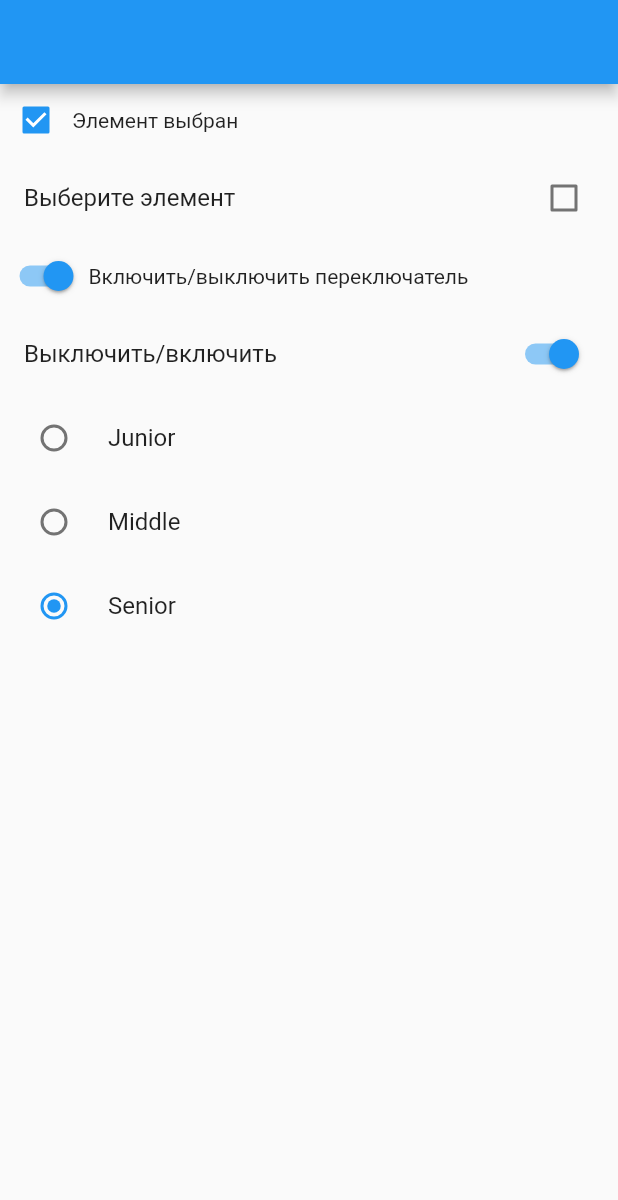
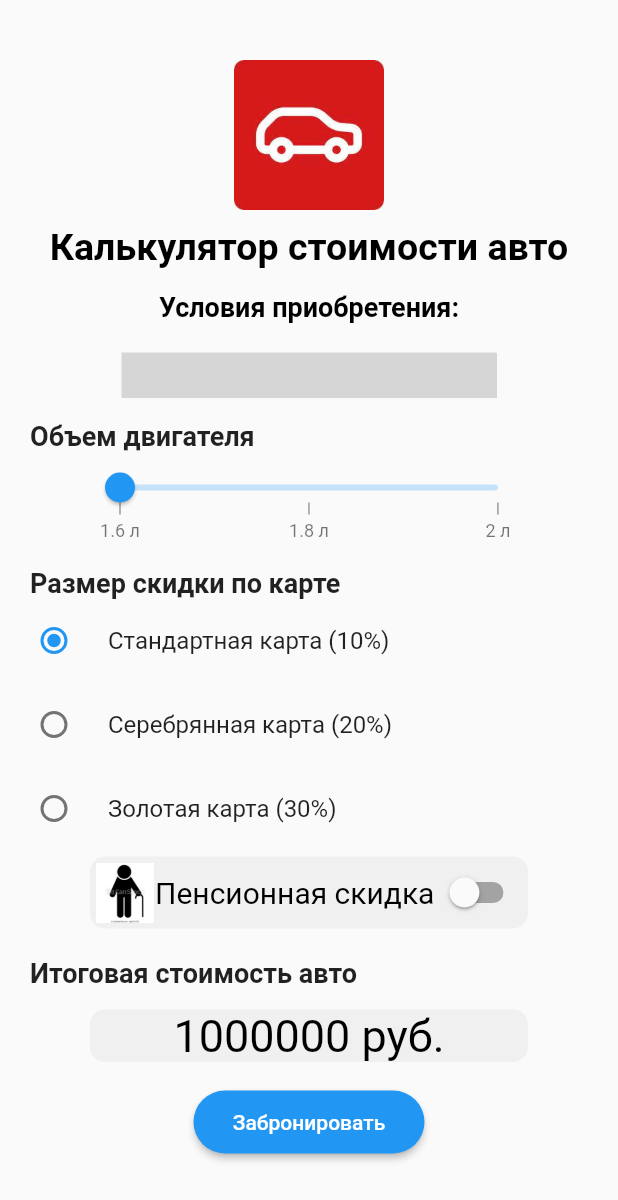
Before and after one commit to vbprudnikov/start_page_demo, a Flutter app: the screen it shows after launch, on a phone screen of 412 x 824 dp. Shown: the top 1200 px of the screen. Run offline on Flutter 3.47's test engine with Material 2 defaults, Android fonts, the light colour scheme and no system bars; drawn by our look-alikes of syncfusion_flutter_sliders; missing offline and left inert: sliding_switch; grey boxes are pictures that could not be loaded.

Commit message:
Добавлена форма для иллюстрации интерактивного поведения (расчет стоимости авто)

```diff
--- /dev/null
+++ b/lib/calculator_demo_screen.dart
@@ -0,0 +1,277 @@
+import 'package:flutter/material.dart';
+
+// дополнительно
+import 'package:sliding_switch/sliding_switch.dart';
+import 'package:syncfusion_flutter_sliders/sliders.dart';
+import 'package:intl/intl.dart';
+
+class CalculatorScreen extends StatefulWidget {
+  const CalculatorScreen({Key? key}) : super(key: key);
+
+  @override
+  State<CalculatorScreen> createState() => _CalculatorScreenState();
+}
+
+
+enum Discount { ten, twenty, thirty }
+
+class _CalculatorScreenState extends State<CalculatorScreen> {
+
+  bool _isMegapolis = true;// в Мегаполисах цена автомобилей на 100 тыс. руб. больше
+  double _engineVolume = 1.6; // Объем двигателя
+  double _price = 1000000; // Базовая стоимость автомобиля
+  Discount? _discount = Discount.ten; // Значение скидки по умолчанию
+  bool _pensDiscount = false; // Признак того, что покупатель является пенсионером
+// Пенсионерам предоставляется скидка 5% от итоговой стоимости
+
+
+
+  double _calcPrice() {
+
+    // надбавки за объем двигателя
+    // если объем двигателя 1.8, то цена увеличивается на 200 т.р., а если 2 литра, то на 300
+    _price = 1000000;
+
+    if (_engineVolume == 1.8) {
+      _price += 200000;
+
+    } else if (_engineVolume == 2.0) {
+      _price += 300000;
+    }
+
+    // надбавка за то, что магазин находится в мегаполисе
+    if (_isMegapolis == true) _price += 100000;
+
+    // скидка в зависимости от вида карты лояльности клиента
+    switch (_discount) {
+      case Discount.ten:
+        _price = _price*(1-0.1);
+        break;
+      case Discount.twenty:
+        _price = _price*(1-0.2);
+        break;
+      case Discount.thirty:
+        _price = _price*(1-0.3);
+        break;
+      case null: // если не задана, то скидка 10%
+        _price = _price*(1-0.1);
+        break;
+
+    }
+
+    // дополнительная скидка 5% пенсионерам
+    if (_pensDiscount == true) _price = _price*(1-0.05);
+
+    return _price;
+
+  }
+
+  void _onDiscountChange(Discount? value) {
+    setState(() {
+      _discount = value;
+      _calcPrice();
+    });
+  }
+
+  void _onPensChange(bool value) {
+    setState(() {
+      _pensDiscount = value;
+      _calcPrice();
+    });
+  }
+
+  @override
+  Widget build(BuildContext context) {
+    return MaterialApp(
+      home: Scaffold(
+        body: Container(
+          width: double.infinity,
+          child: Center(
+            child: Column(
+
+              children: [
+                SizedBox(height: 40),
+                SizedBox(width: 100, height: 100, child: Image(image: AssetImage('assets/img.png')),),
+                //SizedBox(width: 225, height: 225, child: Image.asset('assets/img.png'),),
+                SizedBox(height: 10),
+                const Text('Калькулятор стоимости авто',
+                    style: TextStyle(fontSize: 25, color: Colors.black,
+                        fontWeight: FontWeight.bold)),
+                SizedBox(height: 15),
+                const Text('Условия приобретения:',
+                    style: TextStyle(fontSize: 18, color: Colors.black,
+                        fontWeight: FontWeight.bold)),
+                SizedBox(height: 20),
+                SizedBox(
+                  width: 250,
+                  child:
+                  SlidingSwitch(
+                    value: false,
+                    width: 250,
+                    onChanged: (bool value) {
+                      _isMegapolis = value;
+                      setState(() {
+                        _calcPrice();
+                      });
+                    },
+                    height : 30,
+                    animationDuration : const Duration(milliseconds: 150),
+                    onTap:(){},
+                    onDoubleTap:(){},
+                    onSwipe:(){},
+                    textOff : "Город",
+                    textOn : "Mегаполис",
+                    // colorOn : const Color(0xffdc6c73),
+                    // colorOff : const Color(0xffdc6c73),
+                    colorOn : Colors.white,
+                    colorOff : Colors.white,
+                    background : const Color(0xffe4e5eb),
+                    buttonColor : Colors.blue,
+                    inactiveColor : const Color(0xff636f7b),
+                  ),
+                ),
+                SizedBox(height: 15),
+                Container(
+                    alignment: Alignment.centerLeft,
+                    padding: EdgeInsets.only(left: 20),
+                    child: Text('Объем двигателя',
+                      style: TextStyle(fontSize: 18, fontWeight: FontWeight.bold),)
+                ),
+                SizedBox(
+                  width: 300,
+                  child: SfSlider(
+                    min: 1.6,
+                    max: 2.0001,
+                    value: _engineVolume,
+                    interval: 0.2,
+                    showTicks: true,
+                    showLabels: true,
+                    showDividers: true,
+                    numberFormat: NumberFormat("#.# л"),
+                    enableTooltip: true,
+                    minorTicksPerInterval: 0,
+                    stepSize: 0.2,
+                    onChanged: (value) {
+                      setState(() {
+                        _engineVolume = value;
+                        _calcPrice();
+                      });
+                    },
+
+
+
+                  ),
+                ),
+                SizedBox(height: 15),
+                Container(
+                    alignment: Alignment.centerLeft,
+                    padding: EdgeInsets.only(left: 20),
+                    child: Text('Размер скидки по карте',
+                      style: TextStyle(fontSize: 18, fontWeight: FontWeight.bold),)
+                ),
+                RadioListTile<Discount>(
+                  title: const Text('Стандартная карта (10%)'),
+                  value: Discount.ten,
+                  groupValue: _discount,
+                  onChanged: _onDiscountChange,
+                  // visualDensity: VisualDensity(horizontal: 0, vertical: -5.0),
+                ),
+                RadioListTile<Discount>(
+                  title: const Text('Серебрянная карта (20%)'),
+                  value: Discount.twenty,
+                  groupValue: _discount,
+                  onChanged: _onDiscountChange,
+                  // visualDensity: VisualDensity(horizontal: 0, vertical: -5.0),
+                ),
+                RadioListTile<Discount>(
+                  title: const Text('Золотая карта (30%)'),
+                  value: Discount.thirty,
+                  groupValue: _discount,
+                  onChanged: _onDiscountChange,
+                  // visualDensity: VisualDensity(horizontal: 0, vertical: -5.0),
+                ),
+
+                // скидка пенсионерам
+                SizedBox(
+                  width: 300,
+                  child: Card(
+                    elevation: 0,
+                    color: Color(0xFFF0F0F0),
+                    shape: RoundedRectangleBorder(
+                        borderRadius: BorderRadius.circular(10)),
+                    child: Row(
+                      mainAxisAlignment: MainAxisAlignment.center,
+                      children: [
+                        SizedBox(
+                            width: 40,
+                            height: 40,
+                            child: Image(image: AssetImage('assets/img_1.png'))
+                        ),
+                        Text('Пенсионная скидка',
+                          style: TextStyle(fontSize: 20, color: Colors.black),
+                        ),
+                        Switch(value: _pensDiscount,
+                            onChanged: _onPensChange),
+                      ],
+                    ),
+                  ),
+                  /*child: Row(
+                    children: [
+                      Switch(value: _pensDiscount,
+                          onChanged: (bool value) {
+                            setState(() {
+                              _pensDiscount = value;
+                              _calcPrice();
+                            });
+
+                          }),
+                      Text('Пенсионная скидка'),
+                    ],
+                  ),*/
+                ),
+                SizedBox(height: 15),
+                Container(
+                    alignment: Alignment.centerLeft,
+                    padding: EdgeInsets.only(left: 20),
+                    child: Text('Итоговая стоимость авто',
+                      style: TextStyle(fontSize: 18, fontWeight: FontWeight.bold),)
+                ),
+                SizedBox(height: 10),
+                SizedBox(
+                  width: 300,
+                  child: Card(
+                    elevation: 0,
+                    color: Color(0xFFF0F0F0),
+                    shape: RoundedRectangleBorder(
+                        borderRadius: BorderRadius.circular(10)),
+                    child: Text('${_price.round()} руб. ',
+                      style: TextStyle(
+                        fontSize: 30,
+                        color: Colors.black,
+
+                      ),
+                      textAlign: TextAlign.center,
+
+                    ),
+                  ),
+                ),
+                SizedBox(height: 15),
+                SizedBox(width: 154, height: 42,
+                    child: ElevatedButton(onPressed: () {},
+                        child: Text('Забронировать'),
+                        style: ElevatedButton.styleFrom(
+                            primary: Colors.blue,
+                            shape: RoundedRectangleBorder(
+                              borderRadius: BorderRadius.circular(36),
+                            )
+                        )
+                    )),
+
+              ],
+            ),
+          ),
+        ),
+      ),
+    );
+  }
+}
--- a/lib/main.dart
+++ b/lib/main.dart
@@ -1,9 +1,10 @@
 import 'package:flutter/material.dart';
+import 'package:start_page_demo/calculator_demo_screen.dart';
 import 'package:start_page_demo/expanded_demo_screen.dart';
 import 'package:start_page_demo/switches_demo_screen.dart';
 import 'package:start_page_demo/text_demo_screen.dart';
 import 'auth_screen.dart';
 
 void main() {
-  runApp(const SwitchDemoScreen());
+  runApp(const CalculatorScreen());
 }
--- a/pubspec.yaml
+++ b/pubspec.yaml
@@ -30,6 +30,9 @@ dependencies:
   flutter:
     sdk: flutter
 
+  sliding_switch: ^1.0.0
+  syncfusion_flutter_sliders: ^20.1.48
+  intl: ^0.17.0
 
   # The following adds the Cupertino Icons font to your application.
   # Use with the CupertinoIcons class for iOS style icons.
```
Also changed, not shown: assets/img.png (added), assets/img_1.png (added), pubspec.lock.
